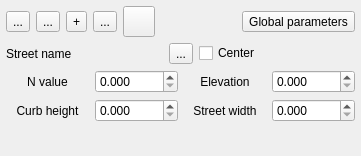
FLO-2DSoftware/qgis-flo-2d-plugin, file flo2d/ui/street_editor.ui: the form before one commit.
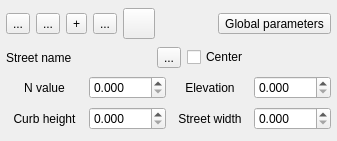
The form after the commit. Icons and pictures are not drawn.

```diff
--- a/flo2d/ui/street_editor.ui
+++ b/flo2d/ui/street_editor.ui
@@ -6,8 +6,8 @@
    <rect>
     <x>0</x>
     <y>0</y>
-    <width>361</width>
-    <height>156</height>
+    <width>337</width>
+    <height>141</height>
    </rect>
   </property>
   <property name="minimumSize">
@@ -328,19 +328,6 @@
      </item>
     </layout>
    </item>
-   <item>
-    <spacer name="verticalSpacer">
-     <property name="orientation">
-      <enum>Qt::Vertical</enum>
-     </property>
-     <property name="sizeHint" stdset="0">
-      <size>
-       <width>20</width>
-       <height>40</height>
-      </size>
-     </property>
-    </spacer>
-   </item>
   </layout>
  </widget>
  <resources/>
```
